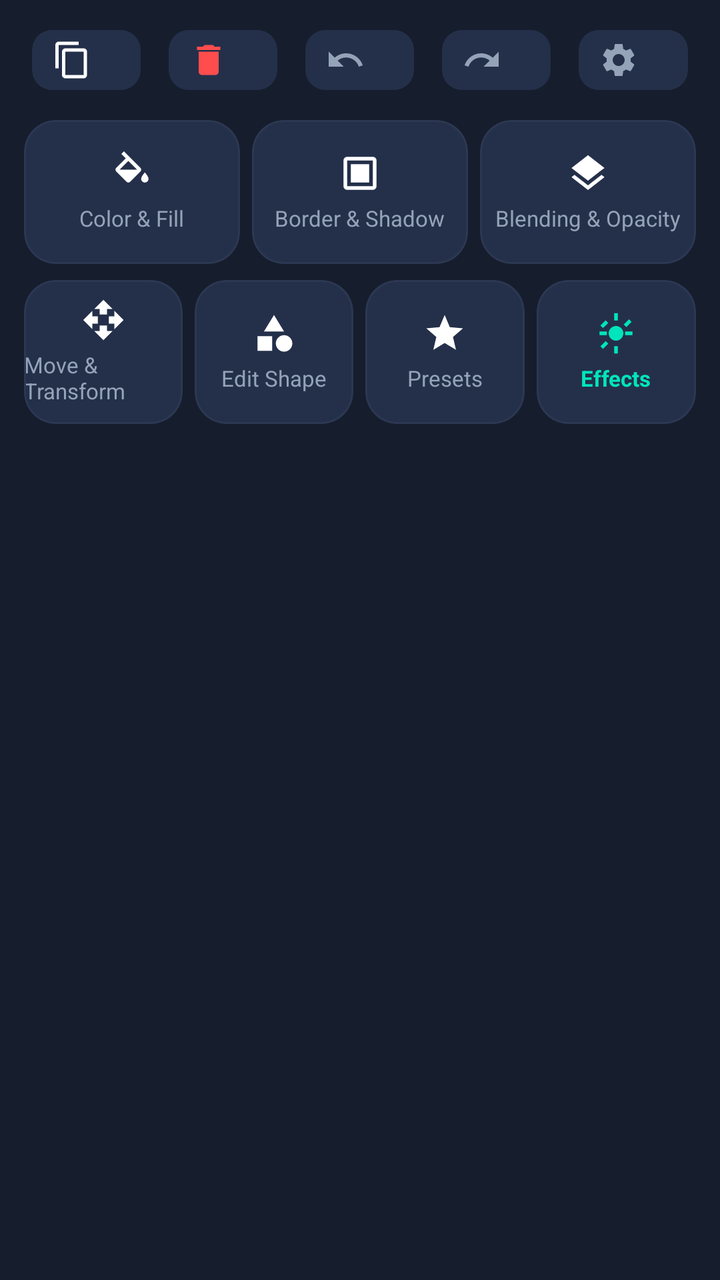
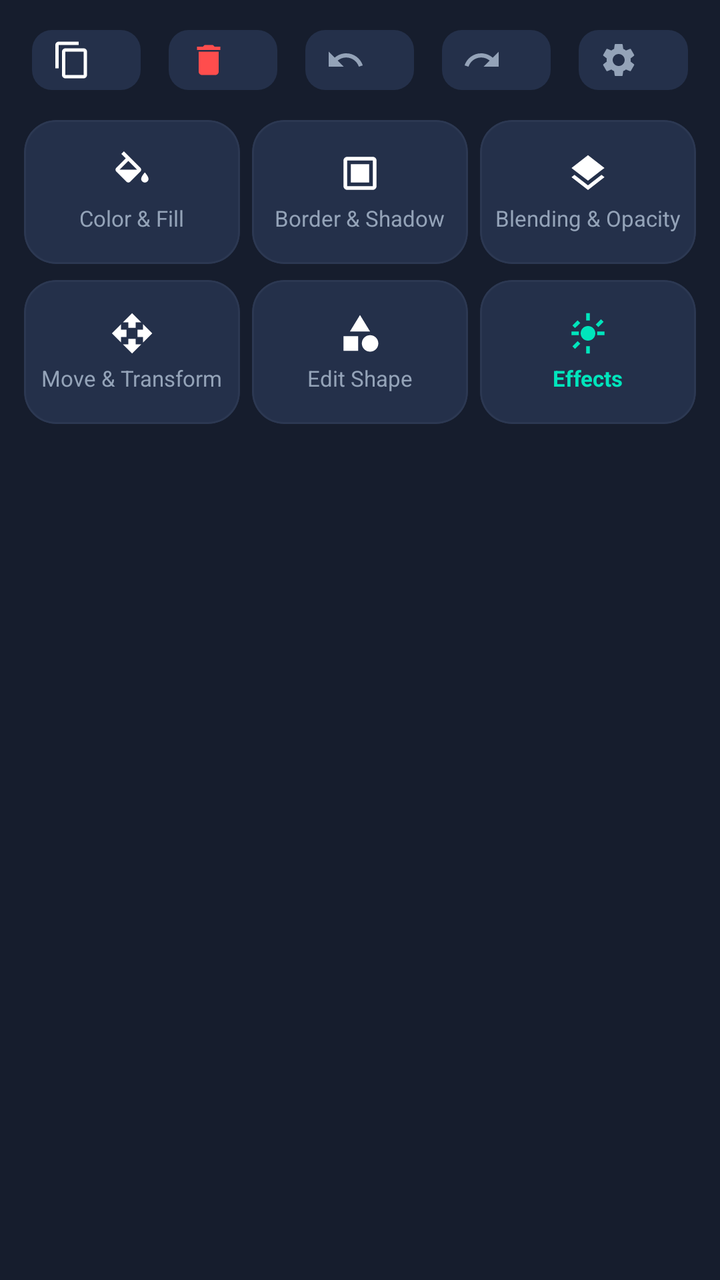

Before-and-after screenshots of an Android layout around one commit, followed by the original layout XML and the change that was made.
<!-- AndroidManifest.xml: application theme Theme.PixelEditor -->
<!-- res/layout/panel_layer_menu.xml -->
<?xml version="1.0" encoding="utf-8"?>
<LinearLayout xmlns:android="http://schemas.android.com/apk/res/android"
    xmlns:app="http://schemas.android.com/apk/res-auto"
    android:id="@+id/panelLayerMenu"
    android:layout_width="match_parent"
    android:layout_height="wrap_content"
    android:background="@color/pe_surface_panel"
    android:orientation="vertical"
    android:paddingStart="12dp"
    android:paddingTop="8dp"
    android:paddingEnd="12dp"
    android:paddingBottom="12dp">

    
    <LinearLayout
        android:layout_width="match_parent"
        android:layout_height="44dp"
        android:gravity="center_vertical"
        android:orientation="horizontal">

        <com.google.android.material.button.MaterialButton
            android:id="@+id/btnQuickDuplicate"
            style="@style/Widget.Material3.Button.IconButton.Filled.Tonal"
            android:layout_width="0dp"
            android:layout_height="38dp"
            android:layout_weight="1"
            android:layout_marginEnd="6dp"
            app:backgroundTint="@color/pe_surface_card"
            app:cornerRadius="10dp"
            app:icon="@drawable/ic_pe_duplicate"
            app:iconTint="@color/pe_text_primary" />

        <com.google.android.material.button.MaterialButton
            android:id="@+id/btnQuickDelete"
            style="@style/Widget.Material3.Button.IconButton.Filled.Tonal"
            android:layout_width="0dp"
            android:layout_height="38dp"
            android:layout_weight="1"
            android:layout_marginEnd="6dp"
            app:backgroundTint="@color/pe_surface_card"
            app:cornerRadius="10dp"
            app:icon="@drawable/ic_pe_delete"
            app:iconTint="@color/pe_accent_danger" />

        <com.google.android.material.button.MaterialButton
            android:id="@+id/btnQuickForward"
            style="@style/Widget.Material3.Button.IconButton.Filled.Tonal"
            android:layout_width="0dp"
            android:layout_height="38dp"
            android:layout_weight="1"
            android:layout_marginEnd="6dp"
            app:backgroundTint="@color/pe_surface_card"
            app:cornerRadius="10dp"
            app:icon="@drawable/ic_pe_undo"
            app:iconTint="@color/pe_text_secondary" />

        <com.google.android.material.button.MaterialButton
            android:id="@+id/btnQuickBackward"
            style="@style/Widget.Material3.Button.IconButton.Filled.Tonal"
            android:layout_width="0dp"
            android:layout_height="38dp"
            android:layout_weight="1"
            android:layout_marginEnd="6dp"
            app:backgroundTint="@color/pe_surface_card"
            app:cornerRadius="10dp"
            app:icon="@drawable/ic_pe_redo"
            app:iconTint="@color/pe_text_secondary" />

        <com.google.android.material.button.MaterialButton
            android:id="@+id/btnQuickLock"
            style="@style/Widget.Material3.Button.IconButton.Filled.Tonal"
            android:layout_width="0dp"
            android:layout_height="38dp"
            android:layout_weight="1"
            app:backgroundTint="@color/pe_surface_card"
            app:cornerRadius="10dp"
            app:icon="@drawable/ic_pe_settings"
            app:iconTint="@color/pe_text_secondary" />
    </LinearLayout>

    
    <LinearLayout
        android:layout_width="match_parent"
        android:layout_height="wrap_content"
        android:layout_marginTop="8dp"
        android:orientation="horizontal">

        
        <com.google.android.material.card.MaterialCardView
            android:id="@+id/btnToolColorFill"
            style="@style/Widget.PixelEditor.Card"
            android:layout_width="0dp"
            android:layout_height="72dp"
            android:layout_weight="1"
            android:layout_marginEnd="6dp"
            android:clickable="true"
            android:focusable="true">

            <LinearLayout
                android:layout_width="match_parent"
                android:layout_height="match_parent"
                android:gravity="center"
                android:orientation="vertical">

                <ImageView
                    android:layout_width="22dp"
                    android:layout_height="22dp"
                    android:src="@drawable/ic_tool_color"
                    app:tint="@color/pe_text_primary" />

                <TextView
                    android:layout_width="wrap_content"
                    android:layout_height="wrap_content"
                    android:layout_marginTop="4dp"
                    android:text="@string/tool_color_fill"
                    android:textColor="@color/pe_text_secondary"
                    android:textSize="11sp" />
            </LinearLayout>
        </com.google.android.material.card.MaterialCardView>

        
        <com.google.android.material.card.MaterialCardView
            android:id="@+id/btnToolBorderShadow"
            style="@style/Widget.PixelEditor.Card"
            android:layout_width="0dp"
            android:layout_height="72dp"
            android:layout_weight="1"
            android:layout_marginEnd="6dp"
            android:clickable="true"
            android:focusable="true">

            <LinearLayout
                android:layout_width="match_parent"
                android:layout_height="match_parent"
                android:gravity="center"
                android:orientation="vertical">

                <ImageView
                    android:layout_width="22dp"
                    android:layout_height="22dp"
                    android:src="@drawable/ic_tool_border"
                    app:tint="@color/pe_text_primary" />

                <TextView
                    android:layout_width="wrap_content"
                    android:layout_height="wrap_content"
                    android:layout_marginTop="4dp"
                    android:text="@string/tool_border_shadow"
                    android:textColor="@color/pe_text_secondary"
                    android:textSize="11sp" />
            </LinearLayout>
        </com.google.android.material.card.MaterialCardView>

        
        <com.google.android.material.card.MaterialCardView
            android:id="@+id/btnToolBlending"
            style="@style/Widget.PixelEditor.Card"
            android:layout_width="0dp"
            android:layout_height="72dp"
            android:layout_weight="1"
            android:clickable="true"
            android:focusable="true">

            <LinearLayout
                android:layout_width="match_parent"
                android:layout_height="match_parent"
                android:gravity="center"
                android:orientation="vertical">

                <ImageView
                    android:layout_width="22dp"
                    android:layout_height="22dp"
                    android:src="@drawable/ic_tool_blend"
                    app:tint="@color/pe_text_primary" />

                <TextView
                    android:layout_width="wrap_content"
                    android:layout_height="wrap_content"
                    android:layout_marginTop="4dp"
                    android:text="@string/tool_blending_opacity"
                    android:textColor="@color/pe_text_secondary"
                    android:textSize="11sp" />
            </LinearLayout>
        </com.google.android.material.card.MaterialCardView>
    </LinearLayout>

    
    <LinearLayout
        android:layout_width="match_parent"
        android:layout_height="wrap_content"
        android:layout_marginTop="8dp"
        android:orientation="horizontal">

        
        <com.google.android.material.card.MaterialCardView
            android:id="@+id/btnToolTransform"
            style="@style/Widget.PixelEditor.Card"
            android:layout_width="0dp"
            android:layout_height="72dp"
            android:layout_weight="1"
            android:layout_marginEnd="6dp"
            android:clickable="true"
            android:focusable="true">

            <LinearLayout
                android:layout_width="match_parent"
                android:layout_height="match_parent"
                android:gravity="center"
                android:orientation="vertical">

                <ImageView
                    android:layout_width="22dp"
                    android:layout_height="22dp"
                    android:src="@drawable/ic_tool_transform"
                    app:tint="@color/pe_text_primary" />

                <TextView
                    android:layout_width="wrap_content"
                    android:layout_height="wrap_content"
                    android:layout_marginTop="4dp"
                    android:text="@string/tool_move_transform"
                    android:textColor="@color/pe_text_secondary"
                    android:textSize="11sp" />
            </LinearLayout>
        </com.google.android.material.card.MaterialCardView>

        
        <com.google.android.material.card.MaterialCardView
            android:id="@+id/btnToolEditShape"
            style="@style/Widget.PixelEditor.Card"
            android:layout_width="0dp"
            android:layout_height="72dp"
            android:layout_weight="1"
            android:layout_marginEnd="6dp"
            android:clickable="true"
            android:focusable="true">

            <LinearLayout
                android:layout_width="match_parent"
                android:layout_height="match_parent"
                android:gravity="center"
                android:orientation="vertical">

                <ImageView
                    android:id="@+id/ivEditShapeIcon"
                    android:layout_width="22dp"
                    android:layout_height="22dp"
                    android:src="@drawable/ic_tool_shape"
                    app:tint="@color/pe_text_primary" />

                <TextView
                    android:id="@+id/tvEditShapeTitle"
                    android:layout_width="wrap_content"
                    android:layout_height="wrap_content"
                    android:layout_marginTop="4dp"
                    android:text="@string/tool_edit_shape"
                    android:textColor="@color/pe_text_secondary"
                    android:textSize="11sp" />
            </LinearLayout>
        </com.google.android.material.card.MaterialCardView>

        
        <com.google.android.material.card.MaterialCardView
            android:id="@+id/btnToolPresets"
            style="@style/Widget.PixelEditor.Card"
            android:layout_width="0dp"
            android:layout_height="72dp"
            android:layout_weight="1"
            android:layout_marginEnd="6dp"
            android:clickable="true"
            android:focusable="true">

            <LinearLayout
                android:layout_width="match_parent"
                android:layout_height="match_parent"
                android:gravity="center"
                android:orientation="vertical">

                <ImageView
                    android:layout_width="22dp"
                    android:layout_height="22dp"
                    android:src="@drawable/ic_tool_presets"
                    app:tint="@color/pe_text_primary" />

                <TextView
                    android:layout_width="wrap_content"
                    android:layout_height="wrap_content"
                    android:layout_marginTop="4dp"
                    android:text="@string/tool_presets"
                    android:textColor="@color/pe_text_secondary"
                    android:textSize="11sp" />
            </LinearLayout>
        </com.google.android.material.card.MaterialCardView>

        
        <com.google.android.material.card.MaterialCardView
            android:id="@+id/btnToolEffects"
            style="@style/Widget.PixelEditor.Card"
            android:layout_width="0dp"
            android:layout_height="72dp"
            android:layout_weight="1"
            android:clickable="true"
            android:focusable="true">

            <LinearLayout
                android:layout_width="match_parent"
                android:layout_height="match_parent"
                android:gravity="center"
                android:orientation="vertical">

                <ImageView
                    android:layout_width="22dp"
                    android:layout_height="22dp"
                    android:src="@drawable/ic_tool_effects"
                    app:tint="@color/pe_accent_mint" />

                <TextView
                    android:layout_width="wrap_content"
                    android:layout_height="wrap_content"
                    android:layout_marginTop="4dp"
                    android:text="@string/tool_effects"
                    android:textColor="@color/pe_accent_mint"
                    android:textSize="11sp"
                    android:textStyle="bold" />
            </LinearLayout>
        </com.google.android.material.card.MaterialCardView>
    </LinearLayout>
</LinearLayout>
<!-- resources referenced by this layout -->
<resources>
  <color name="pe_accent_danger">#FF4D4D</color>
  <color name="pe_accent_mint">#00E5BC</color>
  <color name="pe_surface_card">#24304A</color>
  <color name="pe_surface_panel">#161D2D</color>
  <color name="pe_text_primary">#FFFFFF</color>
  <color name="pe_text_secondary">#94A3B8</color>
  <!-- drawable ic_pe_delete (drawable) -->
  <vector xmlns:android="http://schemas.android.com/apk/res/android"
      android:width="24dp"
      android:height="24dp"
      android:viewportWidth="24"
      android:viewportHeight="24">
      <path
          android:fillColor="@color/pe_text_primary"
          android:pathData="M6,19c0,1.1 0.9,2 2,2h8c1.1,0 2,-0.9 2,-2V7H6v12zM19,4h-3.5l-1,-1h-5l-1,1H5v2h14V4z"/>
  </vector>
  <!-- drawable ic_tool_blend (drawable) -->
  <vector xmlns:android="http://schemas.android.com/apk/res/android"
      android:width="24dp"
      android:height="24dp"
      android:viewportWidth="24"
      android:viewportHeight="24">
      <path
          android:fillColor="@color/pe_text_primary"
          android:pathData="M11.99,18.54l-7.37,-5.73L3,14.07l9,7 9,-7 -1.63,-1.27 -7.38,5.74zM12,16l7.36,-5.73L21,9.07l-9,-7 -9,7 1.63,1.27L12,16z"/>
  </vector>
  <!-- drawable ic_tool_border (drawable) -->
  <vector xmlns:android="http://schemas.android.com/apk/res/android"
      android:width="24dp"
      android:height="24dp"
      android:viewportWidth="24"
      android:viewportHeight="24">
      <path
          android:fillColor="@color/pe_text_primary"
          android:pathData="M19,3H5C3.9,3 3,3.9 3,5v14c0,1.1 0.9,2 2,2h14c1.1,0 2,-0.9 2,-2V5C21,3.9 20.1,3 19,3zM19,19H5V5h14V19zM7,7h10v10H7V7z"/>
  </vector>
  <!-- drawable ic_tool_presets (drawable) -->
  <vector xmlns:android="http://schemas.android.com/apk/res/android"
      android:width="24dp"
      android:height="24dp"
      android:viewportWidth="24"
      android:viewportHeight="24">
      <path
          android:fillColor="@color/pe_text_primary"
          android:pathData="M12,17.27L18.18,21l-1.64,-7.03L22,9.24l-7.19,-0.61L12,2 9.19,8.63 2,9.24l5.46,4.73L5.82,21z"/>
  </vector>
  <!-- drawable ic_tool_transform (drawable) -->
  <vector xmlns:android="http://schemas.android.com/apk/res/android"
      android:width="24dp"
      android:height="24dp"
      android:viewportWidth="24"
      android:viewportHeight="24">
      <path
          android:fillColor="@color/pe_text_primary"
          android:pathData="M10,9h4V6h3l-5,-5 -5,5h3v3zm-1,1H6V7l-5,5 5,5v-3h3v-4zm14,2l-5,-5v3h-3v4h3v3l5,-5zm-9,3h-4v3H7l5,5 5,-5h-3v-3z"/>
  </vector>
  <string name="tool_blending_opacity">Blending &amp; Opacity</string>
  <string name="tool_border_shadow">Border &amp; Shadow</string>
  <string name="tool_color_fill">Color &amp; Fill</string>
  <string name="tool_edit_shape">Edit Shape</string>
  <string name="tool_effects">Effects</string>
  <string name="tool_move_transform">Move &amp; Transform</string>
  <string name="tool_presets">Presets</string>
  <style name="Widget.PixelEditor.Card" parent="Widget.Material3.CardView.Filled">
          <item name="cardBackgroundColor">@color/pe_surface_card</item>
          <item name="cardCornerRadius">16dp</item>
          <item name="cardElevation">0dp</item>
          <item name="strokeWidth">1dp</item>
          <item name="strokeColor">@color/pe_border</item>
      </style>
  <color name="pe_border">#2C3852</color>
  <color name="pe_m3_on_primary">#00382B</color>
  <color name="pe_m3_primary_container">#00513F</color>
  <color name="pe_m3_on_primary_container">#73FCD4</color>
  <color name="pe_accent_cyan">#00D2FF</color>
  <color name="pe_accent_purple">#7F5AF0</color>
  <color name="pe_bg_canvas_workspace">#0F1320</color>
  <color name="pe_surface_panel_elevated">#1E273C</color>
  <!-- unchanged entries left out for length: 8 -->
</resources>

<!-- the commit's change to res/layout/panel_layer_menu.xml (unified diff, before → after) -->
@@ -261,39 +261,6 @@
 
         
         <com.google.android.material.card.MaterialCardView
-            android:id="@+id/btnToolPresets"
-            style="@style/Widget.PixelEditor.Card"
-            android:layout_width="0dp"
-            android:layout_height="72dp"
-            android:layout_weight="1"
-            android:layout_marginEnd="6dp"
-            android:clickable="true"
-            android:focusable="true">
-
-            <LinearLayout
-                android:layout_width="match_parent"
-                android:layout_height="match_parent"
-                android:gravity="center"
-                android:orientation="vertical">
-
-                <ImageView
-                    android:layout_width="22dp"
-                    android:layout_height="22dp"
-                    android:src="@drawable/ic_tool_presets"
-                    app:tint="@color/pe_text_primary" />
-
-                <TextView
-                    android:layout_width="wrap_content"
-                    android:layout_height="wrap_content"
-                    android:layout_marginTop="4dp"
-                    android:text="@string/tool_presets"
-                    android:textColor="@color/pe_text_secondary"
-                    android:textSize="11sp" />
-            </LinearLayout>
-        </com.google.android.material.card.MaterialCardView>
-
-        
-        <com.google.android.material.card.MaterialCardView
             android:id="@+id/btnToolEffects"
             style="@style/Widget.PixelEditor.Card"
             android:layout_width="0dp"
<!-- resource entries referenced after the edit -->
@@ -36,16 +36,6 @@
           android:fillColor="@color/pe_text_primary"
           android:pathData="M19,3H5C3.9,3 3,3.9 3,5v14c0,1.1 0.9,2 2,2h14c1.1,0 2,-0.9 2,-2V5C21,3.9 20.1,3 19,3zM19,19H5V5h14V19zM7,7h10v10H7V7z"/>
   </vector>
-  <!-- drawable ic_tool_presets (drawable) -->
-  <vector xmlns:android="http://schemas.android.com/apk/res/android"
-      android:width="24dp"
-      android:height="24dp"
-      android:viewportWidth="24"
-      android:viewportHeight="24">
-      <path
-          android:fillColor="@color/pe_text_primary"
-          android:pathData="M12,17.27L18.18,21l-1.64,-7.03L22,9.24l-7.19,-0.61L12,2 9.19,8.63 2,9.24l5.46,4.73L5.82,21z"/>
-  </vector>
   <!-- drawable ic_tool_transform (drawable) -->
   <vector xmlns:android="http://schemas.android.com/apk/res/android"
       android:width="24dp"
@@ -62,7 +52,6 @@
   <string name="tool_edit_shape">Edit Shape</string>
   <string name="tool_effects">Effects</string>
   <string name="tool_move_transform">Move &amp; Transform</string>
-  <string name="tool_presets">Presets</string>
   <style name="Widget.PixelEditor.Card" parent="Widget.Material3.CardView.Filled">
           <item name="cardBackgroundColor">@color/pe_surface_card</item>
           <item name="cardCornerRadius">16dp</item>
